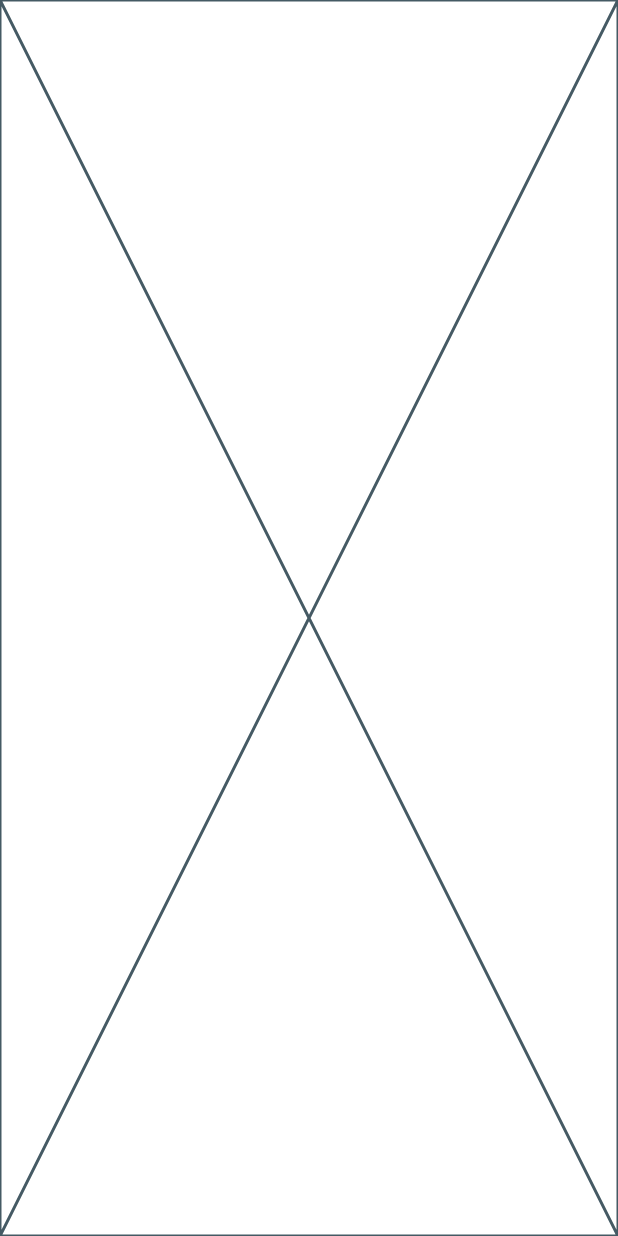
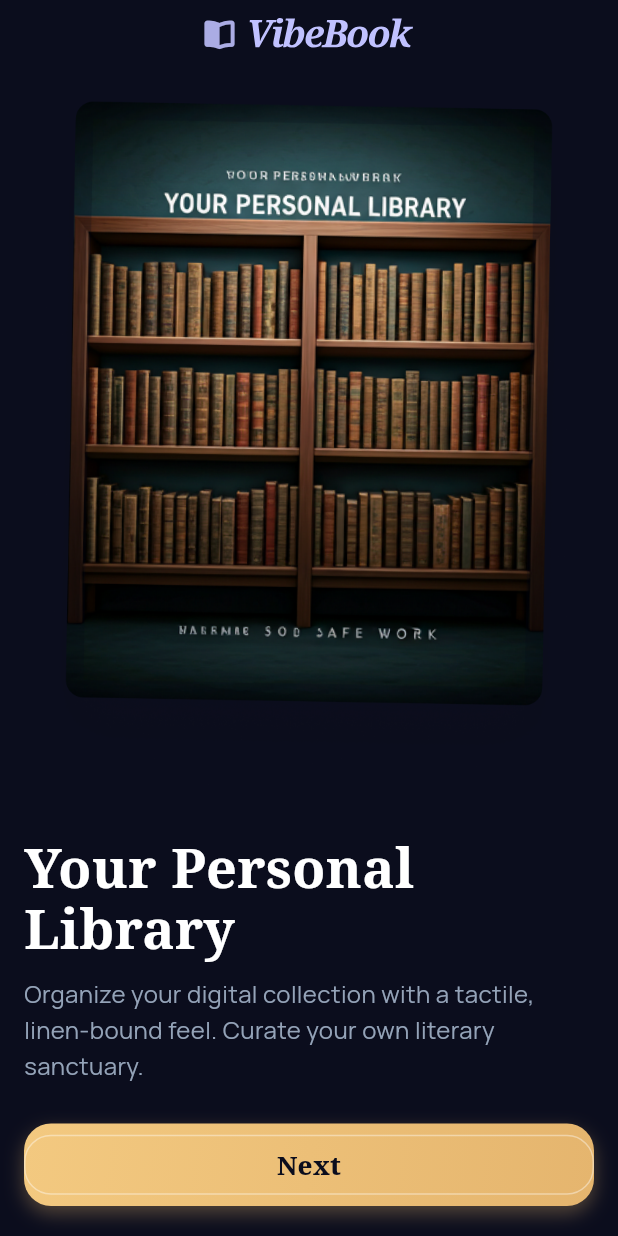
Before and after one commit to AhmedAbdelgawadHassan/VibeBook, a Flutter app: the screen it shows after launch, on a phone screen of 412 x 824 dp. Run offline on Flutter 3.47's test engine with Material 3 defaults, Android fonts, the phone set to English and light mode, and no system bars; our stand-ins replace flutter_svg, font_awesome_flutter, gap, shared_preferences; project files that could hold a hidden picture were left out.

Commit message:
finish onboarding screens and Splash Feature

```diff
--- /dev/null
+++ b/lib/constants.dart
@@ -0,0 +1 @@
+ const String kOnboardingSeen = 'onboarding_seen';
--- a/lib/features/home/presentation/views/home_view.dart
+++ b/lib/features/home/presentation/views/home_view.dart
@@ -1,3 +1,4 @@
+import 'package:books/features/home/presentation/views/widgets/home_view_body.dart';
 import 'package:flutter/material.dart';
 
 class HomeView extends StatelessWidget {
@@ -5,6 +6,8 @@ class HomeView extends StatelessWidget {
 
   @override
   Widget build(BuildContext context) {
-    return const Placeholder();
+    return const Scaffold(
+      body: HomeViewBody(),
+    );
   }
 }
--- /dev/null
+++ b/lib/features/splash/presentation/views/onboarding1_view.dart
@@ -0,0 +1,76 @@
+import 'package:books/core/utils/app_assets.dart';
+import 'package:books/features/splash/presentation/views/onboardind_view2.dart';
+import 'package:books/features/splash/presentation/views/widgets/customAppbar.dart';
+import 'package:books/features/splash/presentation/views/widgets/onboardind_button.dart';
+import 'package:flutter/material.dart';
+import 'package:gap/gap.dart';
+
+class Onboarding1View1 extends StatelessWidget {
+  const Onboarding1View1({super.key});
+
+  @override
+  Widget build(BuildContext context) {
+    return Scaffold(
+      backgroundColor: const Color(0xff0B0D1D),
+      body: SafeArea(
+        child: Padding(
+          padding: const EdgeInsets.symmetric(horizontal: 16, vertical: 12),
+          child: Column(
+            crossAxisAlignment: CrossAxisAlignment.start,
+            children: [
+              const Customappbar(),
+              const Gap(24),
+              Expanded(
+                child: Column(
+                  crossAxisAlignment: CrossAxisAlignment.start,
+                  children: [
+                    Center(
+                      child: Image.asset(
+                        AppAssets.onboardingfirstImage,
+                        fit: BoxFit.contain,
+                      ),
+                    ),
+                    const Gap(28),
+                    const Text(
+                      'Your Personal\nLibrary',
+                      style: TextStyle(
+                        color: Colors.white,
+                        fontSize: 36,
+                        fontWeight: FontWeight.bold,
+                        fontFamily: 'NotoSerif',
+                        height: 1.15,
+                      ),
+                    ),
+                    const Gap(12),
+                    const Text(
+                      'Organize your digital collection with a tactile, linen-bound feel. Curate your own literary sanctuary.',
+                      style: TextStyle(
+                        color: Color(0xff94A3B8),
+                        fontFamily: 'manrope',
+                        fontSize: 16,
+                        fontWeight: FontWeight.w400,
+                        height: 1.5,
+                      ),
+                    ),
+                    const Spacer(),
+                  ],
+                ),
+              ),
+
+              OnboardindButton(
+                text: 'Next',
+                onpressed: () {
+                  Navigator.pushReplacement(
+                    context,
+                    MaterialPageRoute(builder: (context) => OnboardindView2()),
+                  );
+                },
+              ),
+              const Gap(8),
+            ],
+          ),
+        ),
+      ),
+    );
+  }
+}
--- /dev/null
+++ b/lib/features/splash/presentation/views/widgets/customAppbar.dart
@@ -0,0 +1,21 @@
+import 'package:books/core/utils/app_assets.dart';
+import 'package:flutter/material.dart';
+import 'package:flutter_svg/svg.dart';
+import 'package:font_awesome_flutter/font_awesome_flutter.dart';
+import 'package:gap/gap.dart';
+
+class Customappbar extends StatelessWidget {
+  const Customappbar({super.key});
+
+  @override
+  Widget build(BuildContext context) {
+    return  Row(
+          mainAxisAlignment: MainAxisAlignment.center,
+          children: [
+            Icon(FontAwesomeIcons.bookOpen.data,color: Color(0xffABACE4),size: 20,),
+            Gap(10),
+            SvgPicture.asset(AppAssets.appNameLogo,height: 20,)
+          ],
+        );
+  }
+}
--- /dev/null
+++ b/lib/features/splash/presentation/views/widgets/onboardind_button.dart
@@ -0,0 +1,54 @@
+import 'package:flutter/material.dart';
+
+class OnboardindButton extends StatelessWidget {
+  final VoidCallback onpressed;
+  final String text;
+  const OnboardindButton({
+    super.key, required this.onpressed, required this.text,
+  });
+
+  @override
+  Widget build(BuildContext context) {
+    return Container(
+                width: double.infinity,
+                padding: EdgeInsets.symmetric(vertical:3.5),
+                decoration: BoxDecoration(
+                  borderRadius: BorderRadius.circular(18),
+                  gradient: const LinearGradient(
+                    colors: [Color(0xffF3C980), Color(0xffE5B56E)],
+                    begin: Alignment.topLeft,
+                    end: Alignment.bottomRight,
+                  ),
+                  boxShadow: const [
+                    BoxShadow(
+                      color: Color(0x55E5B56E),
+                      blurRadius:10,
+                      offset: Offset(0, 5),
+                    ),
+                  ],
+                ),
+  child:   ElevatedButton(
+      onPressed: onpressed,
+      style: ElevatedButton.styleFrom(
+        backgroundColor: Colors.transparent,
+        shadowColor: Colors.transparent,
+        foregroundColor: const Color(0xff0B0D1D),
+        shape: RoundedRectangleBorder(
+          borderRadius: BorderRadius.circular(18),
+          side: const BorderSide(
+            color: Color(0x66FFFFFF),
+            width: 1,
+          ),
+        ),
+      ),
+      child:  Text(
+        text,
+        style: TextStyle(
+          fontSize: 17,
+          fontFamily: 'NotoSerif',
+          fontWeight: FontWeight.w800,
+        ),
+      ))
+    );
+  }
+}
--- a/lib/main.dart
+++ b/lib/main.dart
@@ -1,9 +1,13 @@
+import 'package:books/core/services/shared_preference_services.dart';
 import 'package:books/core/utils/app_colors.dart';
 import 'package:books/features/splash/presentation/views/splash_view.dart';
 import 'package:flutter/material.dart';
 
 void main(){
+  WidgetsFlutterBinding.ensureInitialized();
+  Prefs.init();
   runApp(const VibeBook());
+
 }
 
 
--- a/pubspec.yaml
+++ b/pubspec.yaml
@@ -33,7 +33,9 @@ dependencies:
     sdk: flutter
   flutter_launcher_icons: ^0.14.4
   flutter_svg: ^2.2.4
+  font_awesome_flutter: ^11.0.0
   gap: ^3.0.1
+  shared_preferences: ^2.5.4
 
 dev_dependencies:
   build_runner: null
```
Also changed, not shown: lib/core/services/shared_preference_services.dart (added, +25 -0 lines), lib/core/utils/app_assets.dart (+6 -121 lines), lib/features/home/presentation/views/widgets/home_view_body.dart (added, +12 -0 lines), lib/features/splash/presentation/views/onboardind_view2.dart (added, +48 -0 lines), lib/features/splash/presentation/views/widgets/splash_view_body.dart (+20 -6 lines), assets/images/onboardingSecondImage.png (added), assets/images/onboardingfirstImage.png (added), assets/images/splashImage.png (added), assets/images/splashLogo.svg (deleted), pubspec.lock, 1 other file.
